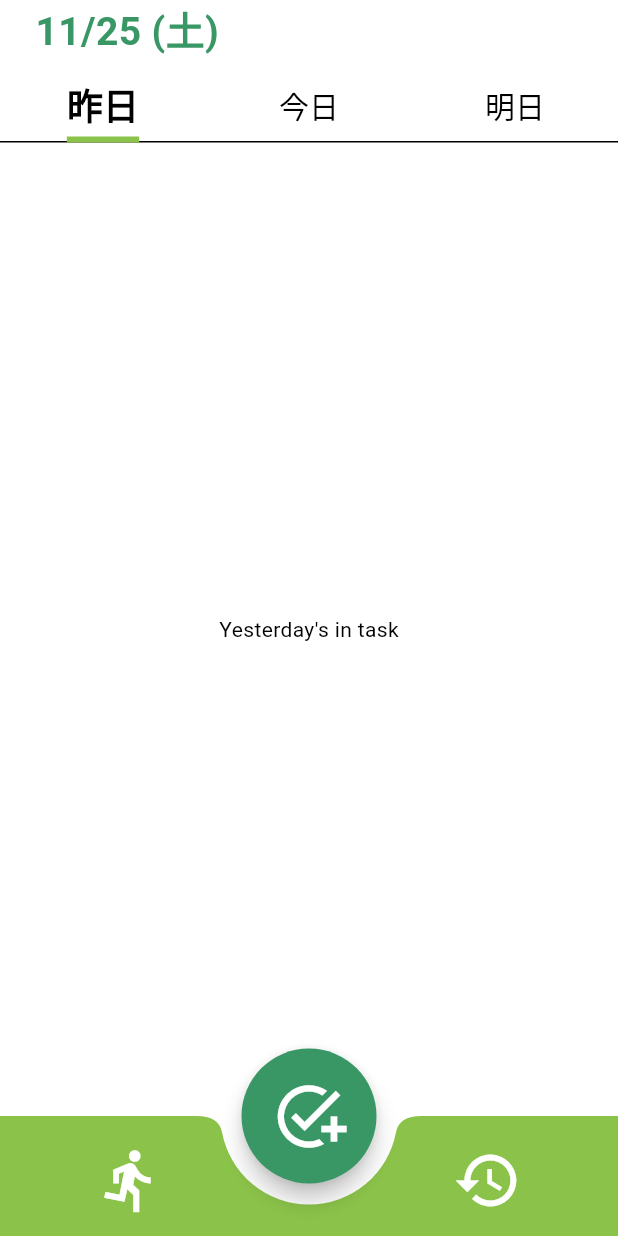
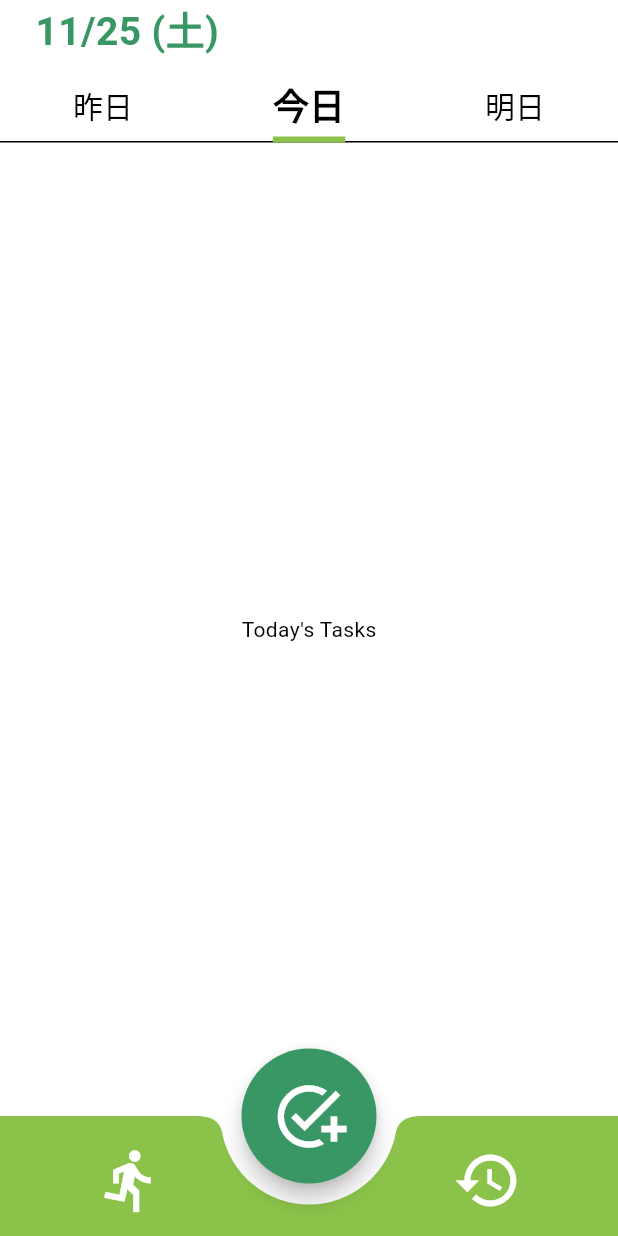
Before and after one commit to akifumi139/santas, a Flutter app: the screen it shows after launch, on a phone screen of 412 x 824 dp. Run offline on Flutter 3.47's test engine with Material 3 defaults, Android fonts, the phone set to English and light mode, and no system bars; our stand-ins replace gap.

Commit message:
fix:タブの初期値を「今日」に修正した

```diff
--- a/lib/home_page.dart
+++ b/lib/home_page.dart
@@ -25,7 +25,11 @@ class HomePageState extends State<HomePage>
 
   @override
   void initState() {
-    _tabController = TabController(length: 3, vsync: this);
+    _tabController = TabController(
+      length: 3,
+      initialIndex: 1,
+      vsync: this,
+    );
     _tabController.addListener(() {
       updateSelectedDate();
     });
```
